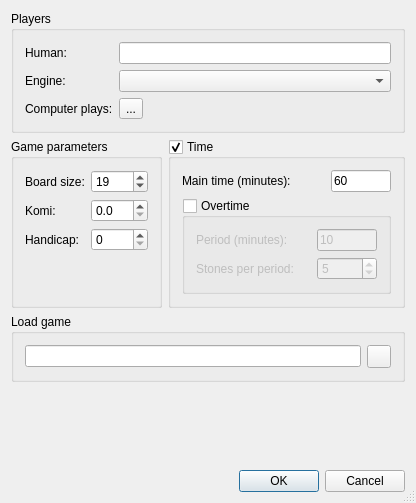
Old version of the form src/newaigamedlg_gui.ui in the repository bernds/q5Go.
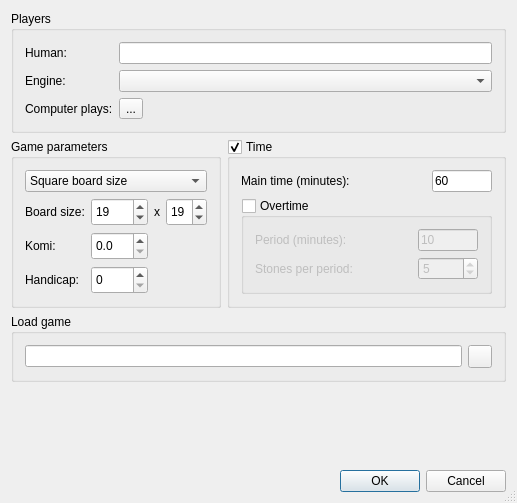
New version of the form. Icons and pictures are not drawn. Custom widgets are drawn as their Qt base class.

Commit message:
Allow rectangular boards in engine play
Supported by KataGo, with a good way of determining if it's available by
using the rectangular_board GTP command.

```diff
--- a/src/newaigamedlg_gui.ui
+++ b/src/newaigamedlg_gui.ui
@@ -9,7 +9,7 @@
    <rect>
     <x>0</x>
     <y>0</y>
-    <width>416</width>
+    <width>517</width>
     <height>503</height>
    </rect>
   </property>
@@ -111,8 +111,42 @@
      <property name="title">
       <string>Game parameters</string>
      </property>
-     <layout class="QFormLayout" name="formLayout_2">
-      <item row="0" column="0">
+     <layout class="QGridLayout" name="gridLayout_4">
+      <item row="0" column="0" colspan="4">
+       <widget class="QComboBox" name="boardTypeComboBox">
+        <item>
+         <property name="text">
+          <string>Square board size</string>
+         </property>
+        </item>
+        <item>
+         <property name="text">
+          <string>Rectangular board</string>
+         </property>
+        </item>
+       </widget>
+      </item>
+      <item row="1" column="2">
+       <widget class="QLabel" name="label_6">
+        <property name="text">
+         <string>x</string>
+        </property>
+       </widget>
+      </item>
+      <item row="3" column="1">
+       <widget class="QSpinBox" name="handicapSpinBox">
+        <property name="maximumSize">
+         <size>
+          <width>60</width>
+          <height>32767</height>
+         </size>
+        </property>
+        <property name="maximum">
+         <number>13</number>
+        </property>
+       </widget>
+      </item>
+      <item row="1" column="0">
        <widget class="QLabel" name="TextLabel3">
         <property name="text">
          <string>Board size:</string>
@@ -122,26 +156,7 @@
         </property>
        </widget>
       </item>
-      <item row="0" column="1">
-       <widget class="QSpinBox" name="boardsizeSpinBox">
-        <property name="maximumSize">
-         <size>
-          <width>60</width>
-          <height>32767</height>
-         </size>
-        </property>
-        <property name="minimum">
-         <number>4</number>
-        </property>
-        <property name="maximum">
-         <number>36</number>
-        </property>
-        <property name="value">
-         <number>19</number>
-        </property>
-       </widget>
-      </item>
-      <item row="1" column="0">
+      <item row="2" column="0">
        <widget class="QLabel" name="TextLabel4">
         <property name="text">
          <string>Komi:</string>
@@ -152,6 +167,35 @@
        </widget>
       </item>
       <item row="1" column="1">
+       <widget class="QSpinBox" name="boardsizeSpinBox">
+        <property name="maximumSize">
+         <size>
+          <width>60</width>
+          <height>32767</height>
+         </size>
+        </property>
+        <property name="minimum">
+         <number>4</number>
+        </property>
+        <property name="maximum">
+         <number>36</number>
+        </property>
+        <property name="value">
+         <number>19</number>
+        </property>
+       </widget>
+      </item>
+      <item row="3" column="0">
+       <widget class="QLabel" name="TextLabel5">
+        <property name="text">
+         <string>Handicap:</string>
+        </property>
+        <property name="wordWrap">
+         <bool>false</bool>
+        </property>
+       </widget>
+      </item>
+      <item row="2" column="1">
        <widget class="KomiSpinBox" name="komiSpin">
         <property name="maximumSize">
          <size>
@@ -170,26 +214,22 @@
         </property>
        </widget>
       </item>
-      <item row="2" column="0">
-       <widget class="QLabel" name="TextLabel5">
-        <property name="text">
-         <string>Handicap:</string>
-        </property>
-        <property name="wordWrap">
-         <bool>false</bool>
-        </property>
-       </widget>
-      </item>
-      <item row="2" column="1">
-       <widget class="QSpinBox" name="handicapSpinBox">
+      <item row="1" column="3">
+       <widget class="QSpinBox" name="boardsizeYSpinBox">
         <property name="maximumSize">
          <size>
           <width>60</width>
           <height>32767</height>
          </size>
         </property>
+        <property name="minimum">
+         <number>4</number>
+        </property>
         <property name="maximum">
-         <number>13</number>
+         <number>36</number>
+        </property>
+        <property name="value">
+         <number>19</number>
         </property>
        </widget>
       </item>
```
Left out of the diff: 14 changed lines with no effect on the pictures. The commit also changes 7 other files.
